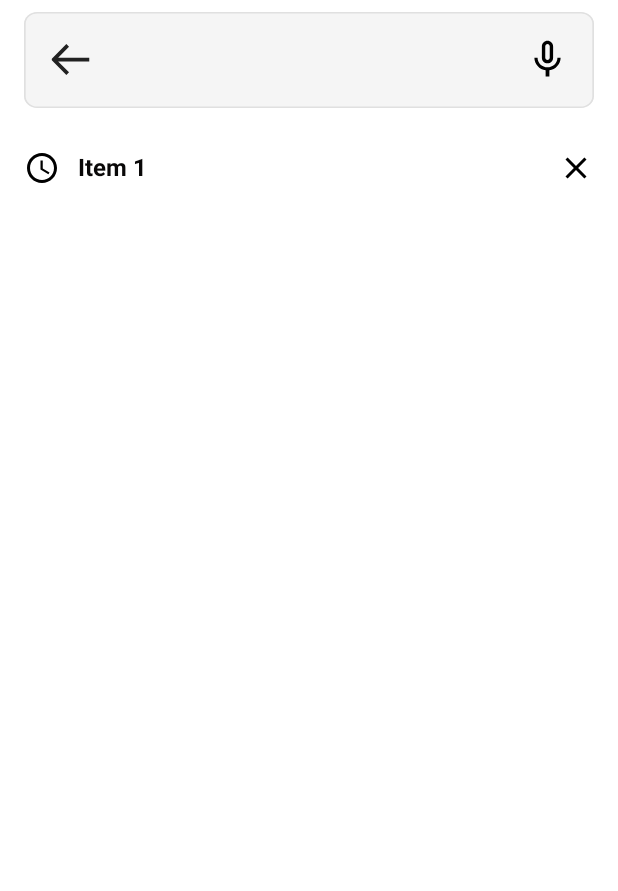
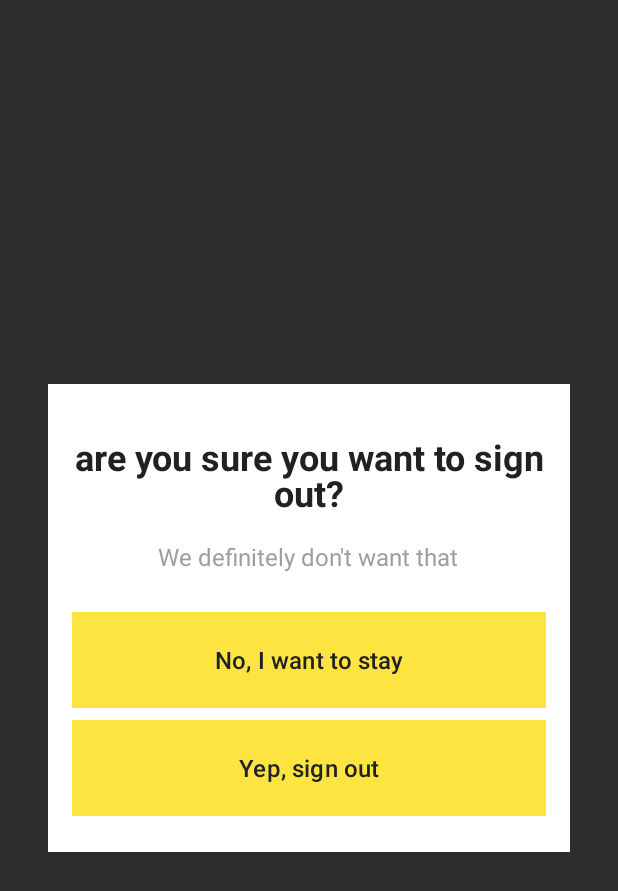
Before and after one commit to tuan-hda/evaware-android, an Android app: the screen it shows after launch (SearchActivity before the commit, SignOutPopover after it), on a phone screen of 412 x 824 dp. Shown: the top 891 px of the screen. Run offline under Robolectric (Android 15) with nearby library versions, the phone set to English and light mode, and no system bars.

Commit message:
Sign out popover

```diff
--- a/app/src/main/AndroidManifest.xml
+++ b/app/src/main/AndroidManifest.xml
@@ -30,7 +30,7 @@
 <!--        </activity>-->
 <!--        main_activity-->
         <activity
-            android:name=".presentation.base.SearchActivity"
+            android:name=".presentation.base.SignOutPopover"
             android:exported="true">
             <intent-filter>
                 <action android:name="android.intent.action.MAIN" />
--- /dev/null
+++ b/app/src/main/java/com/example/evaware/presentation/base/SignOutPopover.java
@@ -0,0 +1,31 @@
+package com.example.evaware.presentation.base;
+
+import android.content.Intent;
+import android.os.Bundle;
+import android.os.Handler;
+import android.view.LayoutInflater;
+import android.view.View;
+import android.widget.Button;
+import android.widget.EditText;
+
+
+import androidx.appcompat.app.AppCompatActivity;
+import androidx.fragment.app.FragmentActivity;
+
+
+import com.example.evaware.R;
+import com.example.evaware.databinding.ActivityLoginBinding;
+import com.example.evaware.databinding.ActivityMainBinding;
+
+
+public class SignOutPopover extends AppCompatActivity {
+
+
+
+    @Override
+    protected void onCreate(Bundle savedInstanceState) {
+        super.onCreate(savedInstanceState);
+        setContentView(R.layout.sign_out_popover);
+
+    }
+}
--- /dev/null
+++ b/app/src/main/res/drawable/ic_credit_card.xml
@@ -0,0 +1,5 @@
+<vector android:height="24dp" android:tint="#000000"
+    android:viewportHeight="24" android:viewportWidth="24"
+    android:width="24dp" xmlns:android="http://schemas.android.com/apk/res/android">
+    <path android:fillColor="@android:color/white" android:pathData="M20,4L4,4c-1.11,0 -1.99,0.89 -1.99,2L2,18c0,1.11 0.89,2 2,2h16c1.11,0 2,-0.89 2,-2L22,6c0,-1.11 -0.89,-2 -2,-2zM20,18L4,18v-6h16v6zM20,8L4,8L4,6h16v2z"/>
+</vector>
--- a/app/src/main/res/layout/empty_account.xml
+++ b/app/src/main/res/layout/empty_account.xml
@@ -31,9 +31,7 @@
             android:id="@+id/title"
             android:layout_width="match_parent"
             android:layout_height="42dp"
-
             android:layout_marginHorizontal="30dp"
-
             android:gravity="clip_vertical|top"
             android:lineSpacingExtra="-6sp"
             android:text="my account"
--- /dev/null
+++ b/app/src/main/res/layout/sign_out_popover.xml
@@ -0,0 +1,88 @@
+<RelativeLayout
+    xmlns:android="http://schemas.android.com/apk/res/android"
+    android:layout_width="match_parent"
+    android:layout_height="match_parent"
+    android:background="#2E2B2B"
+    >
+    <!-- Popover -->
+    <RelativeLayout
+        xmlns:android="http://schemas.android.com/apk/res/android"
+        android:id="@+id/popover"
+        android:layout_width="match_parent"
+        android:layout_height="312dp"
+        android:layout_marginHorizontal="32dp"
+        android:layout_centerVertical="true"
+        android:background="#FFFFFF"
+        >
+        <!-- text-frame -->
+        <RelativeLayout
+            xmlns:android="http://schemas.android.com/apk/res/android"
+            android:id="@+id/text_frame"
+            android:layout_width="match_parent"
+            android:layout_height="128dp"
+            android:layout_marginHorizontal="16dp"
+            android:layout_marginTop="16dp"
+            >
+            <!-- Headline -->
+            <TextView
+                android:id="@+id/headline"
+                android:layout_width="wrap_content"
+                android:layout_height="64dp"
+                android:text="are you sure you want to sign out?"
+                android:textSize="24sp"
+                android:textStyle="bold"
+                android:layout_marginTop="16dp"
+                android:layout_centerHorizontal="true"
+                android:textColor="#212121"
+                android:lineSpacingExtra="-4sp"
+                android:gravity="center_horizontal|top"
+                />
+<!--            description-->
+            <TextView
+                android:id="@+id/description"
+                android:layout_width="wrap_content"
+                android:layout_height="34dp"
+                android:layout_below="@+id/headline"
+                android:text="We definitely don\'t want that"
+                android:textSize="16sp"
+                android:layout_marginTop="8dp"
+                android:layout_centerHorizontal="true"
+                android:textColor="#9E9E9E"
+                android:lineSpacingExtra="-4sp"
+                android:gravity="center_horizontal|top"
+                />
+        </RelativeLayout>
+        <Button
+            xmlns:android="http://schemas.android.com/apk/res/android"
+            android:id="@+id/first_button"
+            android:layout_width="match_parent"
+            android:layout_height="64dp"
+            android:layout_below="@+id/text_frame"
+            android:layout_marginTop="8dp"
+            android:textSize="16sp"
+            android:text="No, I want to stay"
+            android:layout_centerHorizontal="true"
+            android:textColor="#212121"
+            android:layout_marginHorizontal="16dp"
+            android:background="#FFEB3B"
+            />
+        <Button
+            xmlns:android="http://schemas.android.com/apk/res/android"
+            android:id="@+id/second_button"
+            android:layout_width="match_parent"
+            android:layout_height="64dp"
+            android:layout_below="@+id/first_button"
+            android:layout_marginTop="8dp"
+            android:textSize="16sp"
+            android:text="Yep, sign out"
+            android:layout_centerHorizontal="true"
+            android:textColor="#212121"
+            android:layout_marginHorizontal="16dp"
+            android:background="#F5F5F5"
+            />
+
+    </RelativeLayout>
+
+
+
+</RelativeLayout>
```
Also changed, not shown: app/src/main/java/com/example/evaware/presentation/base/NewCard.java (added, +31 -0 lines), app/src/main/res/layout/new_card.xml (added, +206 -0 lines), app/src/main/res/drawable/ic_pay.png (added).
